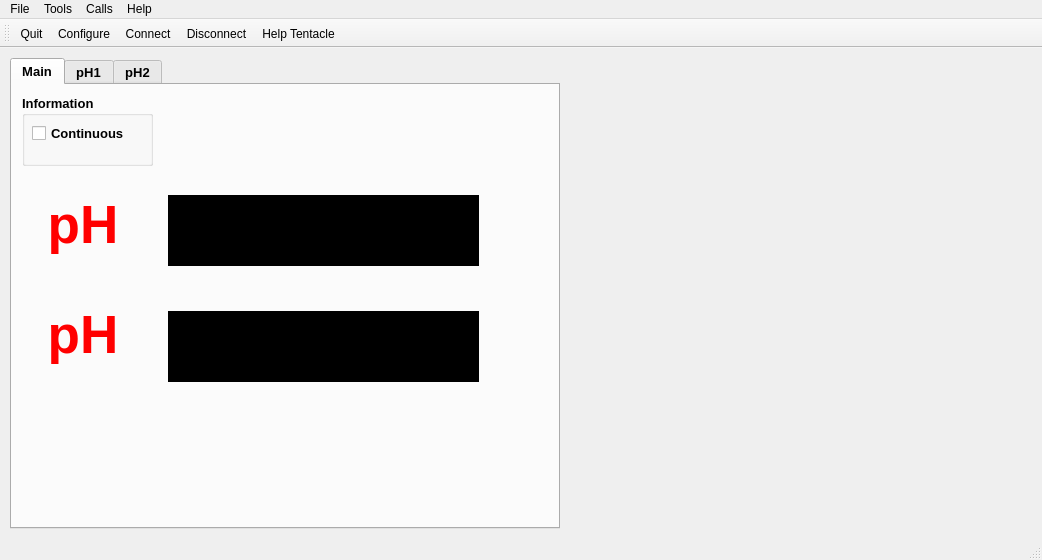
This is src/mainwindow.ui in cskv/atlas-tentacle as Qt 5 draws it before an edit. The edited form follows.
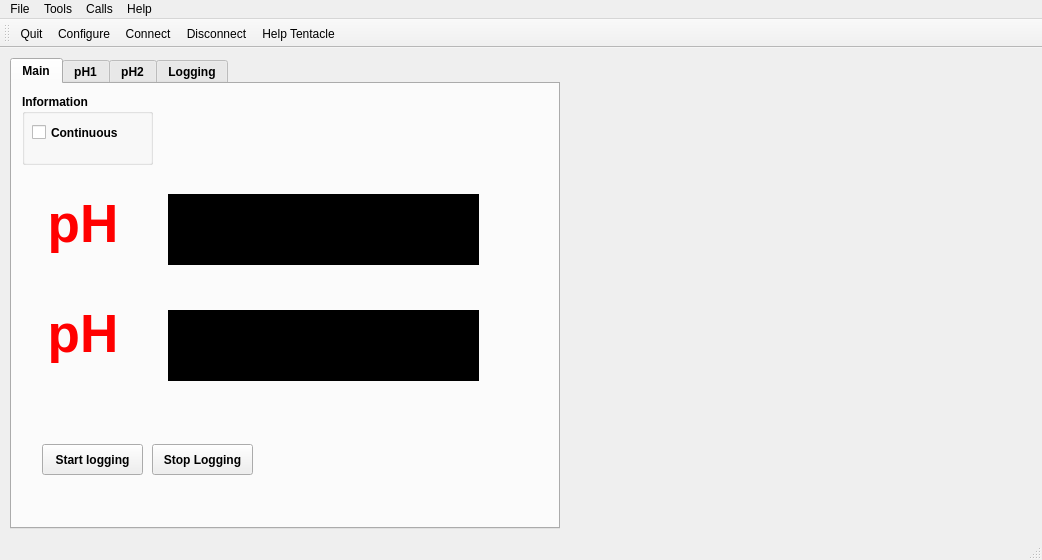
This is the edited form. The open tabs and pages were chosen to show the change. Icons and pictures are not drawn.

```diff
--- a/src/mainwindow.ui
+++ b/src/mainwindow.ui
@@ -10,6 +10,12 @@
     <height>560</height>
    </rect>
   </property>
+  <property name="font">
+   <font>
+    <weight>50</weight>
+    <bold>false</bold>
+   </font>
+  </property>
   <property name="windowTitle">
    <string>Terminal for Tentacle Mini pH meter</string>
   </property>
@@ -25,7 +31,6 @@
     </property>
     <property name="font">
      <font>
-      <pointsize>10</pointsize>
       <weight>75</weight>
       <bold>true</bold>
      </font>
@@ -218,6 +223,32 @@
        <set>Qt::AlignCenter</set>
       </property>
      </widget>
+     <widget class="QPushButton" name="btnStartLogging">
+      <property name="geometry">
+       <rect>
+        <x>30</x>
+        <y>360</y>
+        <width>101</width>
+        <height>31</height>
+       </rect>
+      </property>
+      <property name="text">
+       <string>Start logging</string>
+      </property>
+     </widget>
+     <widget class="QPushButton" name="btnStopLogging">
+      <property name="geometry">
+       <rect>
+        <x>140</x>
+        <y>360</y>
+        <width>101</width>
+        <height>31</height>
+       </rect>
+      </property>
+      <property name="text">
+       <string>Stop Logging</string>
+      </property>
+     </widget>
     </widget>
     <widget class="QWidget" name="EZOTab1">
      <attribute name="icon">
@@ -237,6 +268,15 @@
       <string>pH2</string>
      </attribute>
     </widget>
+    <widget class="QWidget" name="logTab">
+     <attribute name="icon">
+      <iconset resource="../atlasterminal.qrc">
+       <normaloff>:/new/images/images/log-128.png</normaloff>:/new/images/images/log-128.png</iconset>
+     </attribute>
+     <attribute name="title">
+      <string>Logging</string>
+     </attribute>
+    </widget>
    </widget>
   </widget>
   <widget class="QMenuBar" name="menuBar">
```
Left out of the diff: 2 changed lines with no effect on the pictures.
